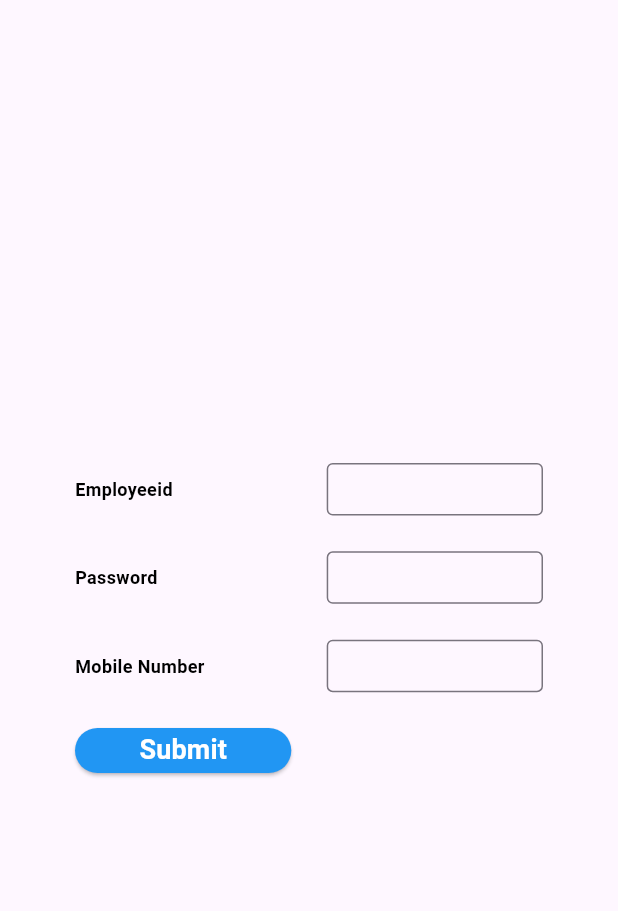
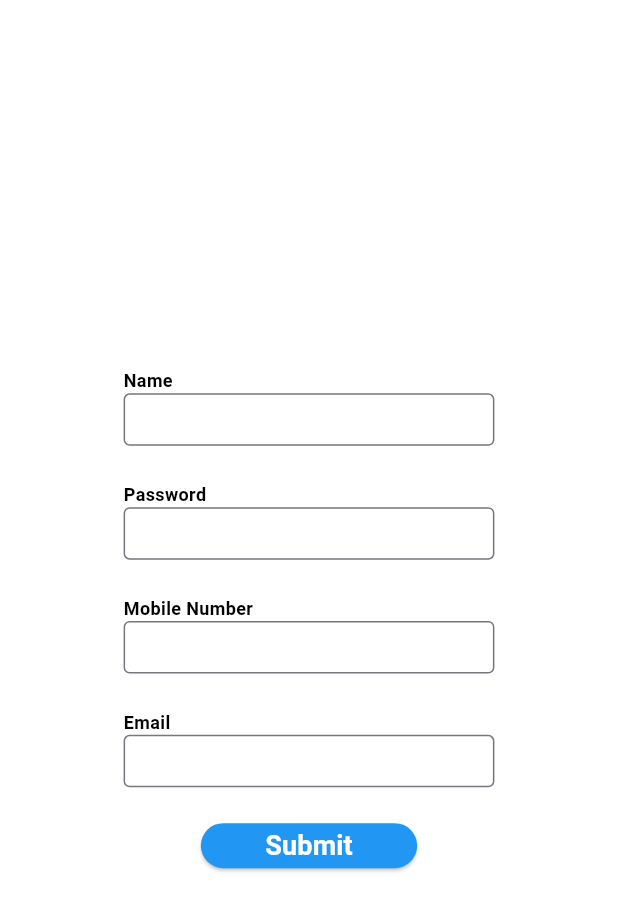
Before and after one commit to pentakotamadhusudhan/ecommer_flutter, a Flutter app: the screen it shows after launch, on a phone screen of 412 x 824 dp. Shown: the top 911 px of the screen. Run offline on Flutter 3.47's test engine with Material 3 defaults, Android fonts, the phone set to English and light mode, and no system bars; our stand-ins replace bloc, flutter_animate, flutter_bloc, flutter_screenutil; network calls fail.

Commit message:
login page

```diff
--- a/lib/home/ui/home_screen.dart
+++ b/lib/home/ui/home_screen.dart
@@ -1,10 +1,10 @@
-import 'package:blocproject/orders/orders_bloc.dart';
+import 'package:blocproject/productsmodule/orders_bloc.dart';
 import 'package:flutter/cupertino.dart';
 import 'package:flutter/material.dart';
 
 import 'package:blocproject/utils/color_const.dart';
 import 'package:flutter_screenutil/flutter_screenutil.dart';
-import '../../orders/ui/ordersui.dart';
+import '../../productsmodule/ui/productsui.dart';
 import '../../utils/text_styles.dart';
 
 class HomeScreen extends StatefulWidget {
@@ -32,17 +32,19 @@ class _HomeScreenState extends State<HomeScreen> {
   @override
   Widget build(BuildContext context) {
     return Scaffold(
-      body: Padding(
-        padding: const EdgeInsets.all(50.0),
+      backgroundColor: ColorConst.whiteColor,
+      body: Center(
         child: Column(
           mainAxisAlignment: MainAxisAlignment.center,
-          crossAxisAlignment: CrossAxisAlignment.start,
+          crossAxisAlignment: CrossAxisAlignment.center,
           children: [
-            custome_textfield(context, empId, "Employeeid"),
+            custome_textfield(context, empId, "Name"),
             20.verticalSpace,
             custome_textfield(context, passoword, "Password"),
             20.verticalSpace,
             custome_textfield(context, mobilenumber, "Mobile Number"),
+            20.verticalSpace,
+            custome_textfield(context, mobilenumber, "Email"),
             20.verticalSpace,
             SizedBox(
               width: MediaQuery.of(context).size.width * 0.35,
@@ -50,7 +52,7 @@ class _HomeScreenState extends State<HomeScreen> {
               child: ElevatedButton(
                 onPressed: () {
                   Navigator.push(context,
-                      MaterialPageRoute(builder: (context) => OrdersScreen()));
+                      MaterialPageRoute(builder: (context) => Productsui()));
                 },
                 child: Text(
                   "Submit",
@@ -69,17 +71,18 @@ class _HomeScreenState extends State<HomeScreen> {
   }
 }
 
-Row custome_textfield(
+Widget custome_textfield(
     BuildContext context, TextEditingController controller, labeltext) {
-  return Row(
+  return Column(
     mainAxisAlignment: MainAxisAlignment.spaceBetween,
+    crossAxisAlignment: CrossAxisAlignment.start,
     children: [
       Text(
         "$labeltext",
         style: TextStyleConst.labelstyle,
       ),
       SizedBox(
-        width: MediaQuery.of(context).size.width * 0.35,
+        width: MediaQuery.of(context).size.width * 0.6,
         height: 35,
         child: TextFormField(
 
--- a/lib/orders/orders_bloc.dart
+++ b/lib/productsmodule/orders_bloc.dart
@@ -3,7 +3,7 @@ import 'dart:convert';
 import 'dart:developer';
 
 import 'package:bloc/bloc.dart';
-import 'package:blocproject/orders/repos/orderfetchrepo.dart';
+import 'package:blocproject/productsmodule/repos/orderfetchrepo.dart';
 import 'package:http/http.dart' as http;
 import 'package:meta/meta.dart';
 
--- a/lib/orders/ui/Productdetailsscreen.dart
+++ b/lib/productsmodule/ui/Productdetailsscreen.dart
@@ -1,4 +1,4 @@
-import 'package:blocproject/orders/ui/selected_product_details.dart';
+import 'package:blocproject/productsmodule/ui/selected_product_details.dart';
 import 'package:flutter/material.dart';
 import 'package:flutter_bloc/flutter_bloc.dart';
 
--- a/lib/orders/ui/selected_product_details.dart
+++ b/lib/productsmodule/ui/selected_product_details.dart
@@ -1,5 +1,5 @@
-import 'package:blocproject/orders/models/usermodel.dart';
-import 'package:blocproject/orders/orders_bloc.dart';
+import 'package:blocproject/productsmodule/models/usermodel.dart';
+import 'package:blocproject/productsmodule/orders_bloc.dart';
 import 'package:flutter/material.dart';
 import 'package:flutter_animate/flutter_animate.dart';
 
```
Also changed, not shown: lib/productsmodule/ui/liked_list_screen.dart (added, +20 -0 lines), lib/productsmodule/ui/productsui.dart (renamed from lib/orders/ui/ordersui.dart, +8 -4 lines), lib/productsmodule/models/liked_list_products_model.dart (added), lib/productsmodule/models/usermodel.dart (renamed from lib/orders/models/usermodel.dart), lib/productsmodule/orders_event.dart (renamed from lib/orders/orders_event.dart), lib/productsmodule/orders_state.dart (renamed from lib/orders/orders_state.dart), lib/productsmodule/repos/orderfetchrepo.dart (renamed from lib/orders/repos/orderfetchrepo.dart).
